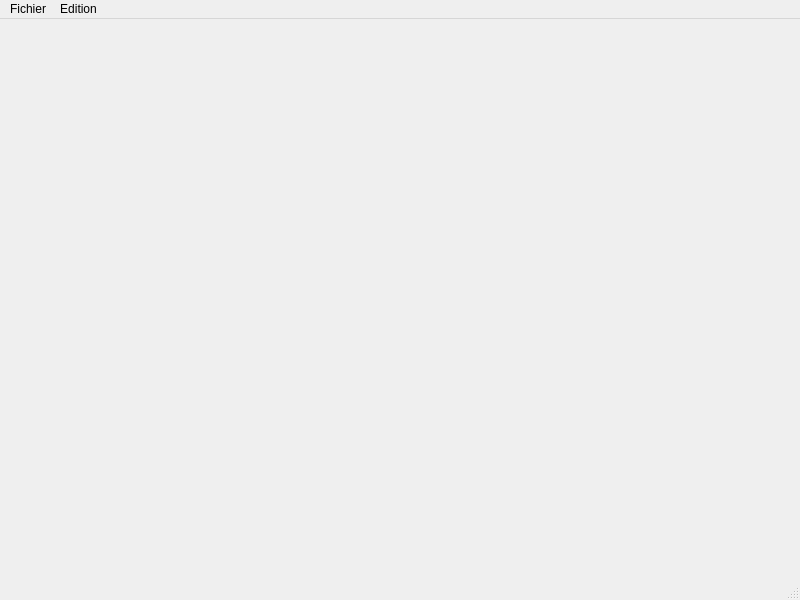
Before: the Qt Designer form vues/pageprincipale/PagePrincipale.ui in Esr0g/ShareCount, drawn with Qt 5.
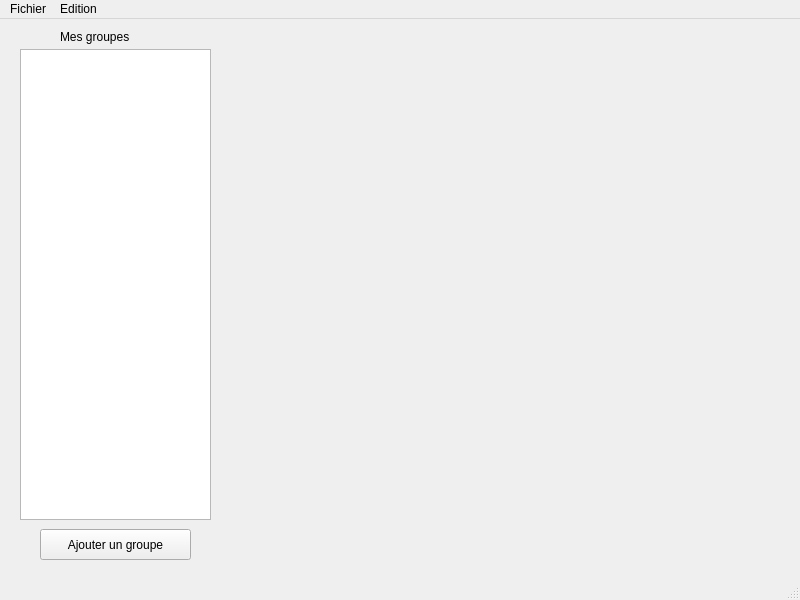
After: the same form once the commit is applied.

Commit message: Page création d'un groupe

What changed in the file:
```diff
--- a/vues/pageprincipale/PagePrincipale.ui
+++ b/vues/pageprincipale/PagePrincipale.ui
@@ -13,7 +13,44 @@
   <property name="windowTitle">
    <string>MainWindow</string>
   </property>
-  <widget class="QWidget" name="centralwidget"/>
+  <widget class="QWidget" name="centralwidget">
+   <widget class="QPushButton" name="ajouterGroupe">
+    <property name="geometry">
+     <rect>
+      <x>40</x>
+      <y>510</y>
+      <width>151</width>
+      <height>31</height>
+     </rect>
+    </property>
+    <property name="text">
+     <string>Ajouter un groupe</string>
+    </property>
+   </widget>
+   <widget class="QTreeView" name="treeView">
+    <property name="geometry">
+     <rect>
+      <x>20</x>
+      <y>30</y>
+      <width>191</width>
+      <height>471</height>
+     </rect>
+    </property>
+   </widget>
+   <widget class="QLabel" name="label">
+    <property name="geometry">
+     <rect>
+      <x>60</x>
+      <y>10</y>
+      <width>91</width>
+      <height>16</height>
+     </rect>
+    </property>
+    <property name="text">
+     <string>Mes groupes</string>
+    </property>
+   </widget>
+  </widget>
   <widget class="QMenuBar" name="menubar">
    <property name="geometry">
     <rect>
```
Left out of the diff: 2 changed lines with no effect on the pictures. The commit also changes 17 other files.
